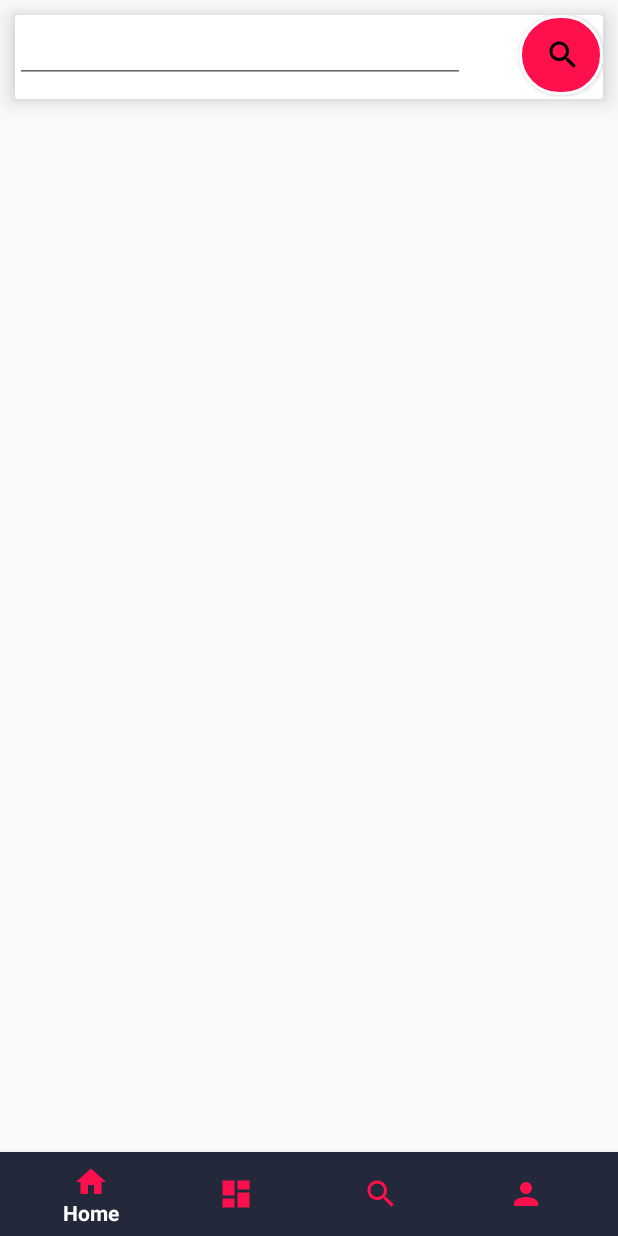
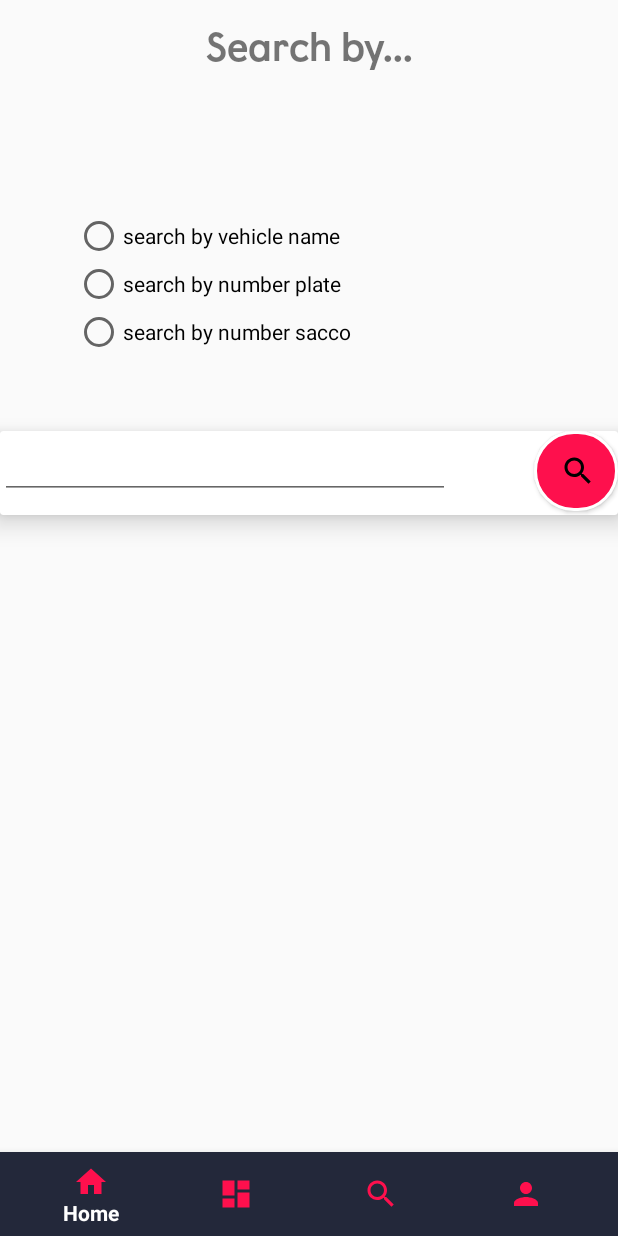
Before and after one commit to Mutegisamuel/SafariCare, an Android app: the fragment searchFragment placed in its activity, on a phone screen of 412 x 824 dp. Run offline under Robolectric (Android 15) with nearby library versions, the phone set to English and light mode, and no system bars; libraries missing offline, so code that uses them is left out: com.github.anastr.speedviewlib; 1 statement that could not run was skipped.

Commit message:
update 2.2

```diff
--- a/app/src/main/res/layout/fragment_search.xml
+++ b/app/src/main/res/layout/fragment_search.xml
@@ -1,28 +1,81 @@
-<FrameLayout xmlns:android="http://schemas.android.com/apk/res/android"
+<RelativeLayout xmlns:android="http://schemas.android.com/apk/res/android"
     xmlns:tools="http://schemas.android.com/tools"
     android:layout_width="match_parent"
     android:layout_height="match_parent"
     xmlns:app="http://schemas.android.com/apk/res-auto"
     tools:context="com.example.humungus.safaricare.fragments.searchFragment">
+    <LinearLayout
+        android:paddingTop="15dp"
+        android:layout_width="match_parent"
+        android:layout_height="wrap_content">
+
+        <TextView
+            android:layout_width="match_parent"
+            android:layout_height="wrap_content"
+            android:text="Search by..."
+            android:textAlignment="center"
+            android:fontFamily="@font/litsans"
+            android:textSize="25dp"/>
+
+    </LinearLayout>
+
+    <RelativeLayout
+        android:padding="50dp"
+        android:id="@+id/radiolayout"
+        android:layout_width="wrap_content"
+        android:layout_height="wrap_content">
+
+        <RadioButton
+            android:id="@+id/searchbyname"
+            android:layout_width="match_parent"
+            android:layout_height="wrap_content"
+            android:layout_alignParentLeft="true"
+            android:layout_alignParentStart="true"
+            android:layout_alignParentTop="true"
+            android:layout_marginTop="91dp"
+            android:text="search by vehicle name" />
+
+        <RadioButton
+            android:id="@+id/searchbynumberplate"
+            android:layout_width="match_parent"
+            android:layout_height="wrap_content"
+            android:layout_alignParentLeft="true"
+            android:layout_alignParentStart="true"
+            android:layout_below="@+id/searchbyname"
+            android:text="search by number plate" />
+
+        <RadioButton
+            android:id="@+id/searchbysacco"
+            android:layout_width="match_parent"
+            android:layout_height="wrap_content"
+            android:layout_alignParentLeft="true"
+            android:layout_alignParentStart="true"
+            android:layout_below="@+id/searchbynumberplate"
+            android:text="search by number sacco" />
+    </RelativeLayout>
 
     <android.support.v7.widget.CardView
+        android:id="@+id/serchcard"
         android:layout_width="match_parent"
         android:layout_height="56dp"
-        android:layout_margin="10dp"
+        android:layout_alignParentLeft="true"
+        android:layout_alignParentStart="true"
+        android:layout_below="@+id/radiolayout"
         app:cardElevation="10dp">
+
+        <Button
+            android:id="@+id/searchbtn"
+            android:layout_width="56dp"
+            android:layout_height="wrap_content"
+            android:layout_gravity="right"
+            android:background="@drawable/buttonstyle2"
+            android:drawableRight="@drawable/ic_search_black_24dp" />
 
         <AutoCompleteTextView
             android:id="@+id/searchbox"
             android:layout_width="300dp"
             android:layout_height="wrap_content" />
-        <Button
-            android:id="@+id/searchbtn"
-            android:layout_width="56dp"
-            android:layout_height="wrap_content"
-            android:drawableRight="@drawable/ic_search_black_24dp"
-            android:background="@drawable/buttonstyle2"
-            android:layout_gravity="right"/>
 
     </android.support.v7.widget.CardView>
 
-</FrameLayout>
+</RelativeLayout>
```
